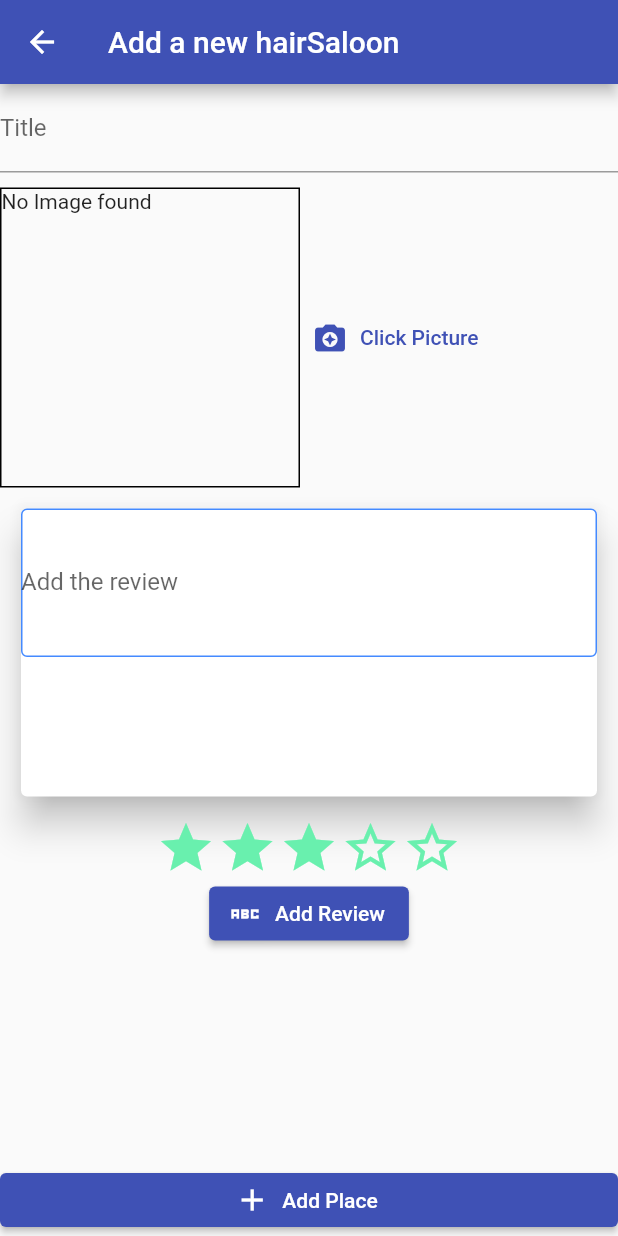
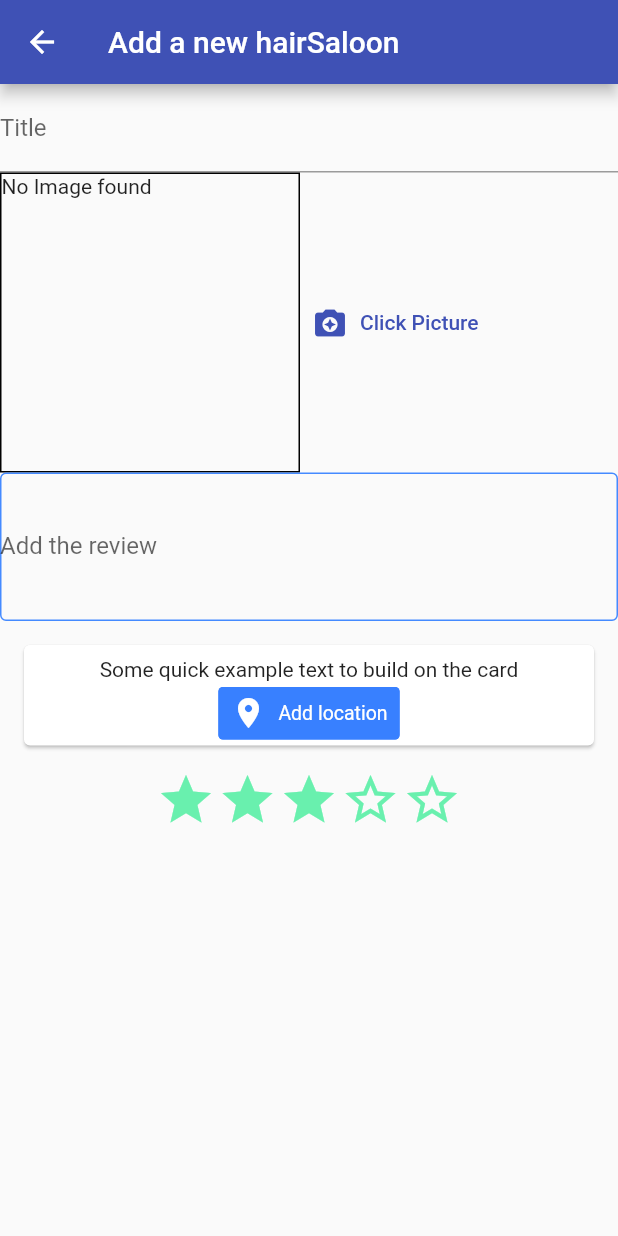
Before and after one commit to apurbashakya/ControllerExpense, a Flutter app: the AddPlace screen opened directly, on a phone screen of 412 x 824 dp. Run offline on Flutter 3.47's test engine with Material 2 defaults, Android fonts, the phone set to English and light mode, and no system bars; drawn by our look-alikes of getwidget, smooth_star_rating; our stand-ins replace cloud_firestore, firebase_auth, firebase_core, image_picker, sqflite; accounts and stored records are empty.

Commit message:
Location logic

```diff
--- a/controllerexpense/lib/screens/place_add.dart
+++ b/controllerexpense/lib/screens/place_add.dart
@@ -6,9 +6,10 @@ import 'package:provider/provider.dart';
 import '../providers/placesDb.dart';
 import '../widgets/review_input.dart';
 import 'package:smooth_star_rating/smooth_star_rating.dart';
-
+import 'package:getwidget/getwidget.dart';
 
 var rating = 3.0;
+
 class AddPlace extends StatefulWidget {
   const AddPlace({Key? key})
       : super(key: key); //beacuse we will add this later to our routes table
@@ -25,8 +26,7 @@ class _AddPlaceState extends State<AddPlace> {
   }
 
   void _savePlace() {
-    if (_titleController.text.isEmpty ||
-        _pickedImage == null) {
+    if (_titleController.text.isEmpty || _pickedImage == null) {
       return;
     }
     Provider.of<PlacesDb>(context, listen: false)
@@ -38,7 +38,7 @@ class _AddPlaceState extends State<AddPlace> {
   Widget build(BuildContext context) {
     return Scaffold(
       appBar: AppBar(
-        title: Text('Add a new hairSaloon'),
+        title: const Text('Add a new hairSaloon'),
       ),
       body: Column(
         // we romeved main axis alinment because we useed exapnded which will enable first child to take all height it can get, but will leaved"Add place button the required space it needs" , mainAxisAlignment: MainAxisAlignment.spaceAround,
@@ -48,29 +48,21 @@ class _AddPlaceState extends State<AddPlace> {
             child: SingleChildScrollView(
               child: Column(
                 children: <Widget>[
+                  Container(
+                    child: Column(
+                      // ignore: prefer_const_literals_to_create_immutable
+                      children: [
                         TextField(
-                    decoration: InputDecoration(labelText: 'Title'),
+                          decoration: const InputDecoration(labelText: 'Title'),
                           controller: _titleController,
-                  ),
-                  SizedBox(
-                    height: 10,
                         ), //to store our preview and take picture
                         ImageInput(_selectImage),
-                  Container(
-                    padding: EdgeInsetsDirectional.all(10),
-                    height: 220,
-                    width: double.maxFinite,
-                    child: Card(
-                      child: Column(
-                        // ignore: prefer_const_literals_to_create_immutables
-                        children: [
                         TextField(
                           textAlignVertical: TextAlignVertical.top,
                           controller: _reviewController,
-                              decoration: InputDecoration(
+                          decoration: const InputDecoration(
                             border: OutlineInputBorder(),
-                                contentPadding:
-                                    EdgeInsets.symmetric(vertical: 40),
+                            contentPadding: EdgeInsets.symmetric(vertical: 40),
                             enabledBorder: OutlineInputBorder(
                               borderSide: BorderSide(
                                 color: Colors.blueAccent,
@@ -79,12 +71,22 @@ class _AddPlaceState extends State<AddPlace> {
                             labelText: "Add the review",
                           ),
                         ),
+                       GFCard(
+                          content: const Text(
+                              "Some quick example text to build on the card"),
+                          buttonBar: GFButtonBar(
+                            children: <Widget>[
+                              GFButton(
+                                onPressed: () {},
+                                icon: Icon(Icons.location_on_sharp),
+                                text: 'Add location',
+                              ),
                             ],
                           ),
-                      elevation: 10,
+                        ),
+                      ],
                     ),
                   ),
-
                   SmoothStarRating(
                     rating: rating,
                     isReadOnly: false,
@@ -99,24 +101,10 @@ class _AddPlaceState extends State<AddPlace> {
                       // print("rating value dd -> ${value.truncate()}");
                     },
                   ),
-                  ElevatedButton.icon(
-                    onPressed:
-                        () {}, //() {MaterialPageRoute(builder: (context) => AddPlace());},
-                    icon: Icon(Icons.abc_sharp),
-                    label: Text('Add Review'),
-                    // ignore: deprecated_member_use
-                  )
                 ],
               ),
             ),
           ),
-          ElevatedButton.icon(
-            onPressed:
-                _savePlace, //() {MaterialPageRoute(builder: (context) => AddPlace());},
-            icon: const Icon(Icons.add),
-            label: Text('Add Place'),
-            // ignore: deprecated_member_use
-          )
         ],
       ),
     );
--- a/controllerexpense/pubspec.yaml
+++ b/controllerexpense/pubspec.yaml
@@ -43,6 +43,7 @@ dependencies:
   sqflite: ^1.1.5
   http:
   smooth_star_rating: 1.1.1
+  getwidget: ^ 2.0.4
 
 dev_dependencies:
   flutter_test:
```
Also changed, not shown: controllerexpense/pubspec.lock. Lines whose indentation alone changed are shown as unchanged.
